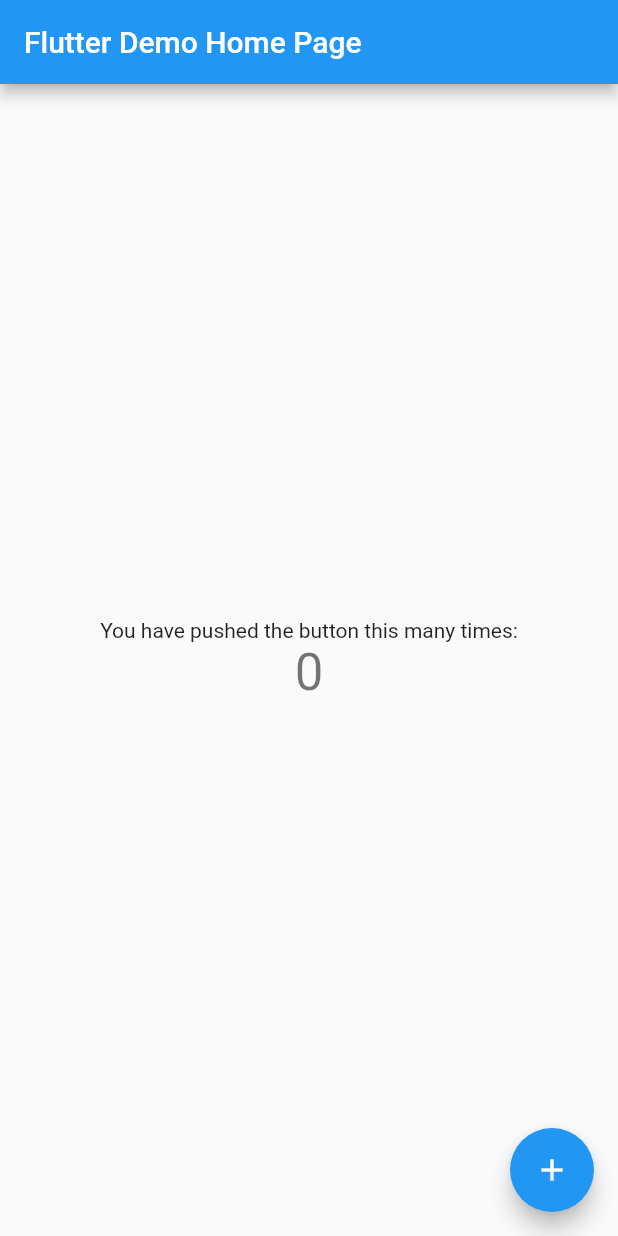
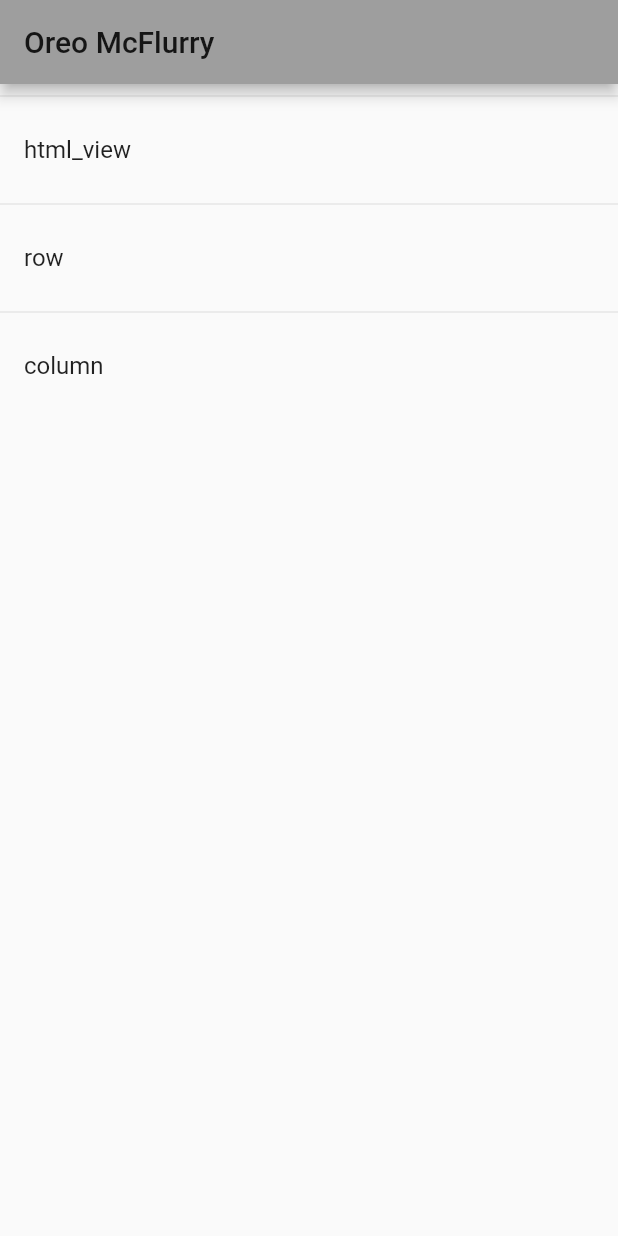
Before and after one commit to loivis/flutter-flurry, a Flutter app: the screen it shows after launch, on a phone screen of 412 x 824 dp. Run offline on Flutter 3.47's test engine with Material 2 defaults, Android fonts, the phone set to English and light mode, and no system bars; missing offline and left inert: flutter_html_view.

Commit message:
render html view

```diff
--- a/lib/main.dart
+++ b/lib/main.dart
@@ -1,109 +1,47 @@
 import 'package:flutter/material.dart';
+import 'package:flurry/html_view/fhv.dart';
 
-void main() => runApp(new MyApp());
+void main() => runApp(
+      new MaterialApp(
+        title: "Flutter Let's See",
+        home: new Home(),
+        theme: new ThemeData(primaryColor: Colors.grey),
+        routes: {
+          'home': (context) => Home(),
+          'html_view': (context) => Fhv(),
+          'row': (context) {},
+          'column': (context) {},
+        },
+      ),
+    );
 
-class MyApp extends StatelessWidget {
-  // This widget is the root of your application.
+class Home extends StatelessWidget {
+  final _items = <String>['html_view', 'row', 'column'];
   @override
   Widget build(BuildContext context) {
-    return new MaterialApp(
-      title: 'Flutter Demo',
-      theme: new ThemeData(
-        // This is the theme of your application.
-        //
-        // Try running your application with "flutter run". You'll see the
-        // application has a blue toolbar. Then, without quitting the app, try
-        // changing the primarySwatch below to Colors.green and then invoke
-        // "hot reload" (press "r" in the console where you ran "flutter run",
-        // or press Run > Flutter Hot Reload in IntelliJ). Notice that the
-        // counter didn't reset back to zero; the application is not restarted.
-        primarySwatch: Colors.blue,
+    return new Scaffold(
+      appBar: new AppBar(
+        title: new Text('Oreo McFlurry'),
       ),
-      home: new MyHomePage(title: 'Flutter Demo Home Page'),
+      body: _buildBody(),
+    );
+  }
+
+  Widget _buildBody() {
+    return new ListView.builder(
+      itemCount: _items.length * 2,
+      itemBuilder: (context, index) {
+        if (index.isEven) {
+          return new Divider();
+        }
+        String item = _items[index ~/ 2];
+        return new ListTile(
+          title: new Text(item),
+          onTap: () {
+            Navigator.pushNamed(context, item);
+          },
+        );
+      },
     );
   }
 }
-
-class MyHomePage extends StatefulWidget {
-  MyHomePage({Key key, this.title}) : super(key: key);
-
-  // This widget is the home page of your application. It is stateful, meaning
-  // that it has a State object (defined below) that contains fields that affect
-  // how it looks.
-
-  // This class is the configuration for the state. It holds the values (in this
-  // case the title) provided by the parent (in this case the App widget) and
-  // used by the build method of the State. Fields in a Widget subclass are
-  // always marked "final".
-
-  final String title;
-
-  @override
-  _MyHomePageState createState() => new _MyHomePageState();
-}
-
-class _MyHomePageState extends State<MyHomePage> {
-  int _counter = 0;
-
-  void _incrementCounter() {
-    setState(() {
-      // This call to setState tells the Flutter framework that something has
-      // changed in this State, which causes it to rerun the build method below
-      // so that the display can reflect the updated values. If we changed
-      // _counter without calling setState(), then the build method would not be
-      // called again, and so nothing would appear to happen.
-      _counter++;
-    });
-  }
-
-  @override
-  Widget build(BuildContext context) {
-    // This method is rerun every time setState is called, for instance as done
-    // by the _incrementCounter method above.
-    //
-    // The Flutter framework has been optimized to make rerunning build methods
-    // fast, so that you can just rebuild anything that needs updating rather
-    // than having to individually change instances of widgets.
-    return new Scaffold(
-      appBar: new AppBar(
-        // Here we take the value from the MyHomePage object that was created by
-        // the App.build method, and use it to set our appbar title.
-        title: new Text(widget.title),
-      ),
-      body: new Center(
-        // Center is a layout widget. It takes a single child and positions it
-        // in the middle of the parent.
-        child: new Column(
-          // Column is also layout widget. It takes a list of children and
-          // arranges them vertically. By default, it sizes itself to fit its
-          // children horizontally, and tries to be as tall as its parent.
-          //
-          // Invoke "debug paint" (press "p" in the console where you ran
-          // "flutter run", or select "Toggle Debug Paint" from the Flutter tool
-          // window in IntelliJ) to see the wireframe for each widget.
-          //
-          // Column has various properties to control how it sizes itself and
-          // how it positions its children. Here we use mainAxisAlignment to
-          // center the children vertically; the main axis here is the vertical
-          // axis because Columns are vertical (the cross axis would be
-          // horizontal).
-          mainAxisAlignment: MainAxisAlignment.center,
-          children: <Widget>[
-            new Text(
-              'You have pushed the button this many times:',
-            ),
-            new Text(
-              '$_counter',
-              style: Theme.of(context).textTheme.display1,
-            ),
-          ],
-        ),
-      ),
-      floatingActionButton: new FloatingActionButton(
-        onPressed: _incrementCounter,
-        tooltip: 'Increment',
-        child: new Icon(Icons.add),
-      ), // This trailing comma makes auto-formatting nicer for build methods.
-    );
-  }
-}
--- a/pubspec.yaml
+++ b/pubspec.yaml
@@ -12,7 +12,9 @@ version: 0.0.0+1
 dependencies:
   flutter:
     sdk: flutter
-
+  # flutter_html_view: any
+  flutter_html_view:
+    path: ../html_view
   # The following adds the Cupertino Icons font to your application.
   # Use with the CupertinoIcons class for iOS style icons.
   cupertino_icons: ^0.1.2
```
Also changed, not shown: lib/html_view/fhv.dart (added, +36 -0 lines), pubspec.lock, 6 other files.
